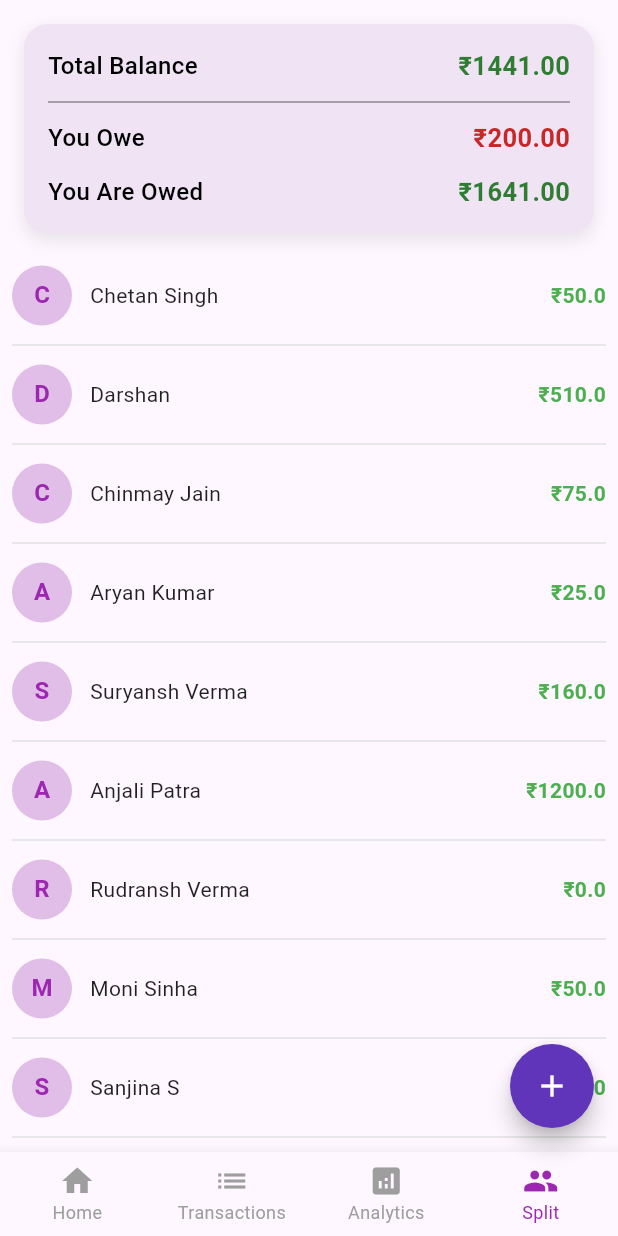
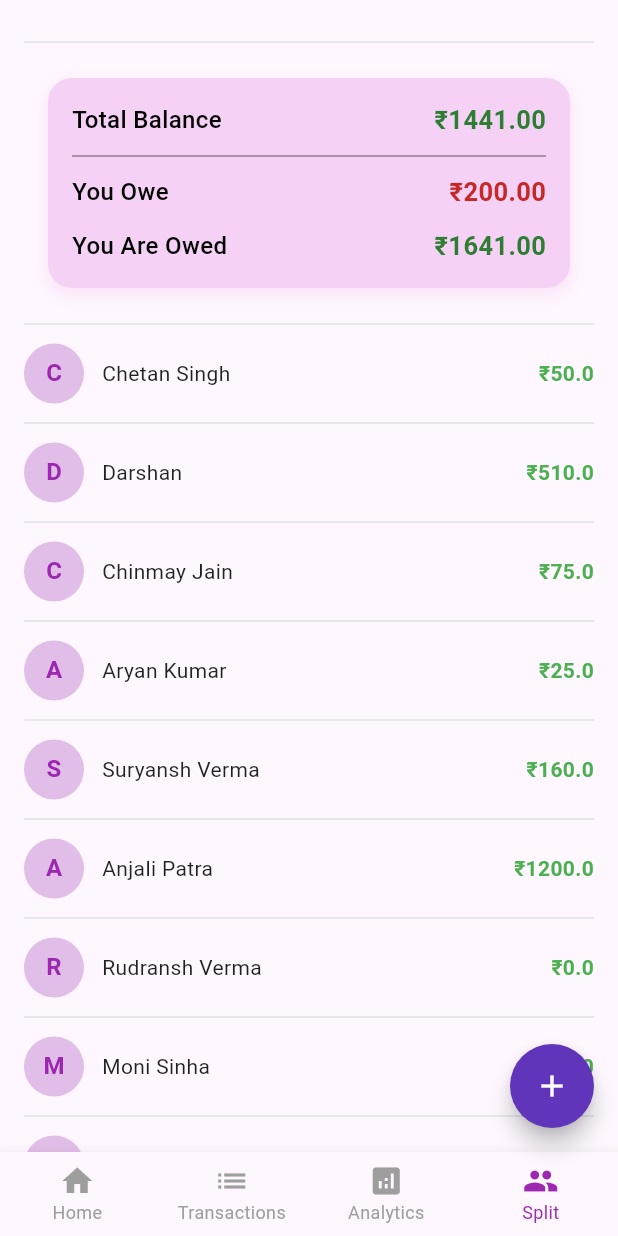
Before and after one commit to Runtime-Error-IITK/brokeo, a Flutter app: the screen it shows after launch, item 4 of the bottom bar chosen, on a phone screen of 412 x 824 dp. Run offline on Flutter 3.47's test engine with Material 3 defaults, Android fonts, the phone set to English and light mode, and no system bars; our stand-ins replace cloud_firestore, firebase_auth, firebase_core, flutter_riverpod, google_fonts, hooks_riverpod and 2 more; missing offline and left inert: currency_picker; accounts and stored records are empty.

Commit message:
Fixed Split

```diff
--- a/lib/frontend/profile_pages/budget_page.dart
+++ b/lib/frontend/profile_pages/budget_page.dart
@@ -115,10 +115,10 @@ class _BudgetPageState extends ConsumerState<BudgetPage> {
                 onPressed: () {
                   _showAddCategoryDialog();
                 },
-                icon: Icon(Icons.add, color: Theme.of(context).iconTheme.color),
+                icon: Icon(Icons.add, color: Colors.white), // changed icon color to white
                 label: Text(
                   "Add Category",
-                  style: Theme.of(context).textTheme.bodyLarge,
+                  style: Theme.of(context).textTheme.bodyLarge?.copyWith(color: Colors.white),
                 ),
                 style: ElevatedButton.styleFrom(
                   backgroundColor: Theme.of(context).colorScheme.primary,
--- a/lib/frontend/split_pages/manage_splits.dart
+++ b/lib/frontend/split_pages/manage_splits.dart
@@ -53,17 +53,22 @@ class _ManageSplitsPageState extends ConsumerState<ManageSplitsPage> {
   Widget build(BuildContext context) {
     return Scaffold(
       //backgroundColor: Color.fromARGB(255, 255, 247, 254),
-      body: Column(
-        children: [
-// Balance Summary Card
-          Container(
+      body: ListView.separated(
+        padding: const EdgeInsets.symmetric(horizontal: 16.0), // Added horizontal padding
+        itemCount: splits.length + 2, // increased count: spacer + summary card + splits
+        itemBuilder: (context, index) {
+          if (index == 0) {
+            return const SizedBox(height: 20); // Spacer to lower the summary card
+          } else if (index == 1) {
+            // Summary Card moved to be scrollable
+            return Container(
               margin: const EdgeInsets.all(16.0),
               decoration: BoxDecoration(
-              color: const Color(0xFFF0E4F4), // Light purple background
+                color: const Color.fromARGB(255, 245, 210, 245),
                 borderRadius: BorderRadius.circular(16.0),
                 boxShadow: [
                   BoxShadow(
-                  color: Colors.grey.withOpacity(0.2),
+                    color: const Color.fromARGB(255, 237, 155, 219).withOpacity(0.2),
                     blurRadius: 8,
                     spreadRadius: 1,
                     offset: const Offset(0, 4),
@@ -76,19 +81,17 @@ class _ManageSplitsPageState extends ConsumerState<ManageSplitsPage> {
                   _buildBalanceRow(
                     label: "Total Balance",
                     amount: 1441,
-                  amountColor:
-                      Colors.green[800]!, // Darker green for better contrast
+                    amountColor: Colors.green[800]!,
                   ),
                   const Divider(
                     height: 24,
-                  color: Colors.black54, // Dark divider
+                    color: Colors.black54,
                     thickness: 0.75,
                   ),
                   _buildBalanceRow(
                     label: "You Owe",
                     amount: 200,
-                  amountColor:
-                      Colors.red[800]!, // Darker red for better contrast
+                    amountColor: Colors.red[800]!,
                   ),
                   const SizedBox(height: 12),
                   _buildBalanceRow(
@@ -98,25 +101,16 @@ class _ManageSplitsPageState extends ConsumerState<ManageSplitsPage> {
                   ),
                 ],
               ),
-          ),
-
-          Expanded(
-            child: Padding(
-              padding: const EdgeInsets.symmetric(
-                  horizontal: 8.0), // Adds 8 padding left & right
-              child: ListView.separated(
-                itemCount: splits.length,
-                itemBuilder: (context, index) {
-                  final split = splits[index];
+            );
+          } else {
+            final split = splits[index - 2];
+            // ...existing code for split tile...
             return _buildSplitTile(split);
+          }
         },
         separatorBuilder: (context, index) => Divider(
           color: Colors.grey[300],
         ),
-              ),
-            ),
-          ),
-        ],
       ),
       floatingActionButton: _currentIndex == 3
           ? FloatingActionButton(
```
Also changed, not shown: lib/frontend/split_pages/split_history.dart (+70 -21 lines), 1 other file. Lines whose indentation alone changed are shown as unchanged.
